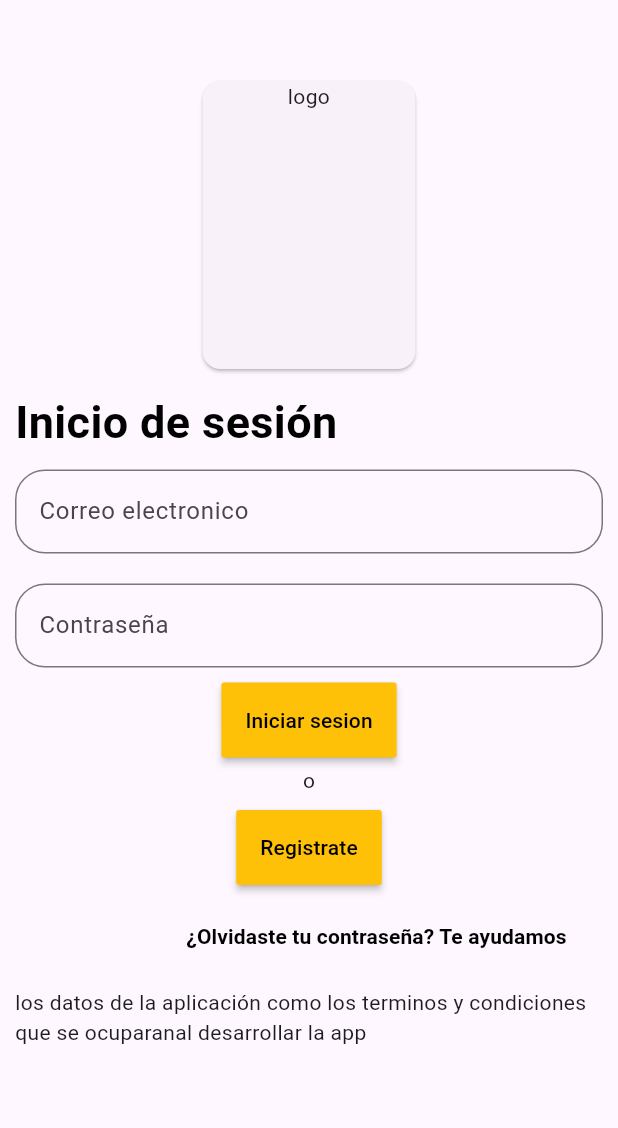
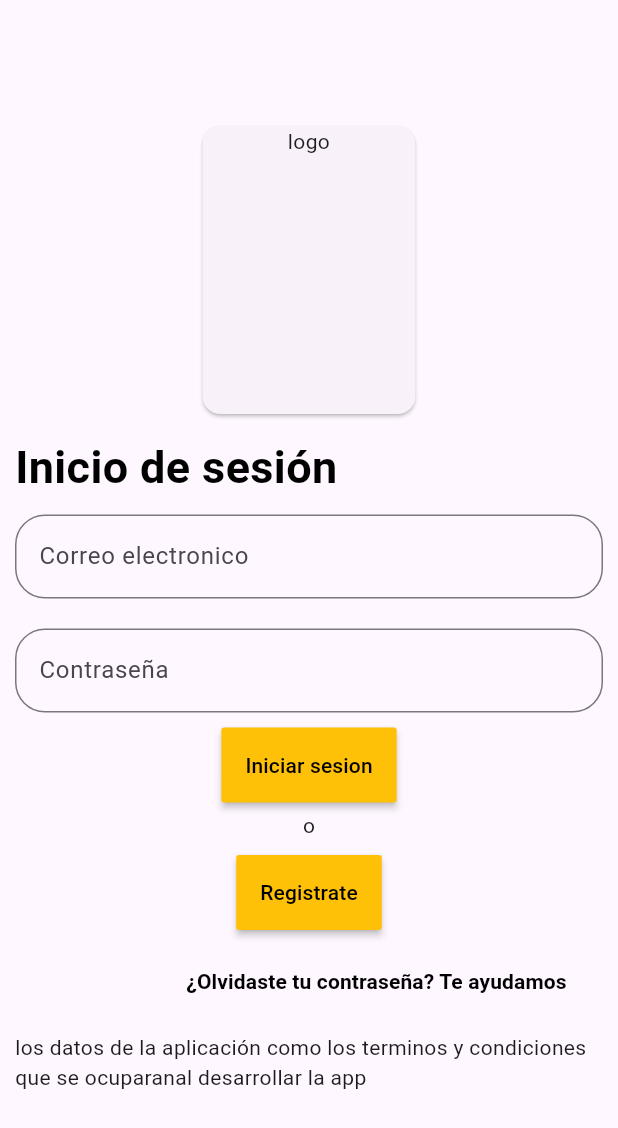
Before and after one commit to lucianoFajardo/Res-Pet_tesis, a Flutter app: the screen it shows after launch, on a phone screen of 412 x 824 dp. Shown: the top 1128 px of the screen. Run offline on Flutter 3.47's test engine with Material 2 defaults, Android fonts, the phone set to English and light mode, and no system bars.

Commit message:
comit actulizado 6-09-23 23:26

```diff
--- a/lib/main.dart
+++ b/lib/main.dart
@@ -11,6 +11,7 @@ class MyApp extends StatelessWidget {
   @override
   Widget build(BuildContext context) {
     return MaterialApp(
+      debugShowCheckedModeBanner: false,
       title: 'Flutter Demo',
       theme: ThemeData(
         colorScheme: ColorScheme.fromSeed(seedColor: Colors.deepPurple),
--- a/lib/src/views/login/login_view.dart
+++ b/lib/src/views/login/login_view.dart
@@ -1,10 +1,8 @@
 // ignore_for_file: prefer_const_constructors
-
 import 'package:flutter/material.dart';
 
 class LoginView extends StatelessWidget {
   const LoginView({super.key});
-
   @override
   Widget build(BuildContext context) {
     return Scaffold(
@@ -15,7 +13,7 @@ class LoginView extends StatelessWidget {
               children: <Widget>[
                 //? aqui va el logo
                 Padding(
-                    padding: EdgeInsets.only(top: 50, bottom: 10),
+                    padding: EdgeInsets.only(top: 80, bottom: 10),
                     child: SizedBox(
                       width: 150,
                       height: 200,
```
